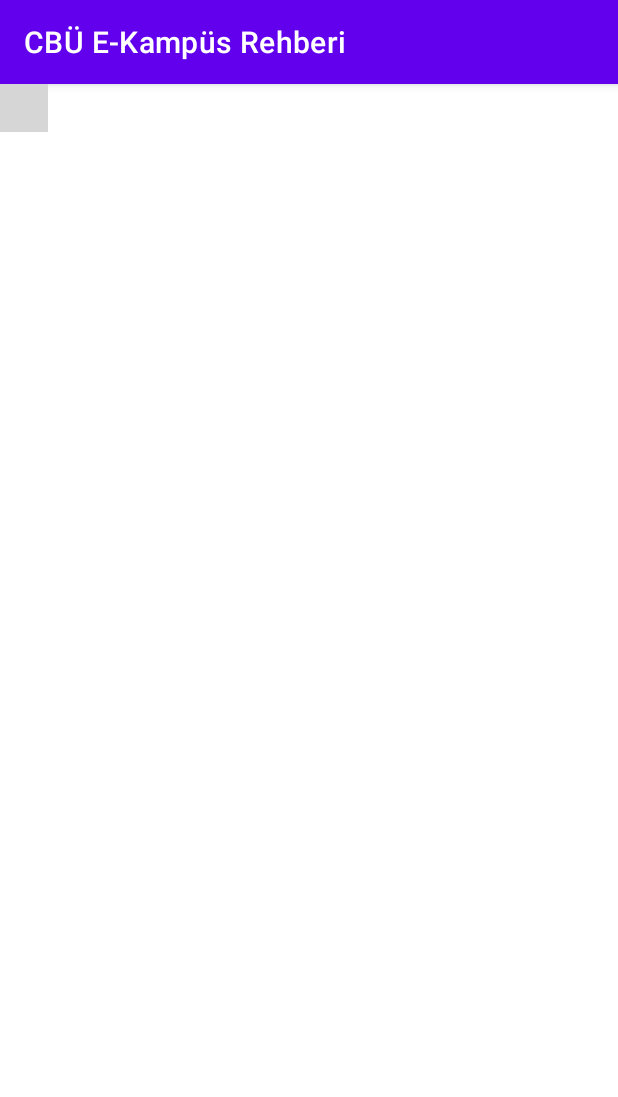
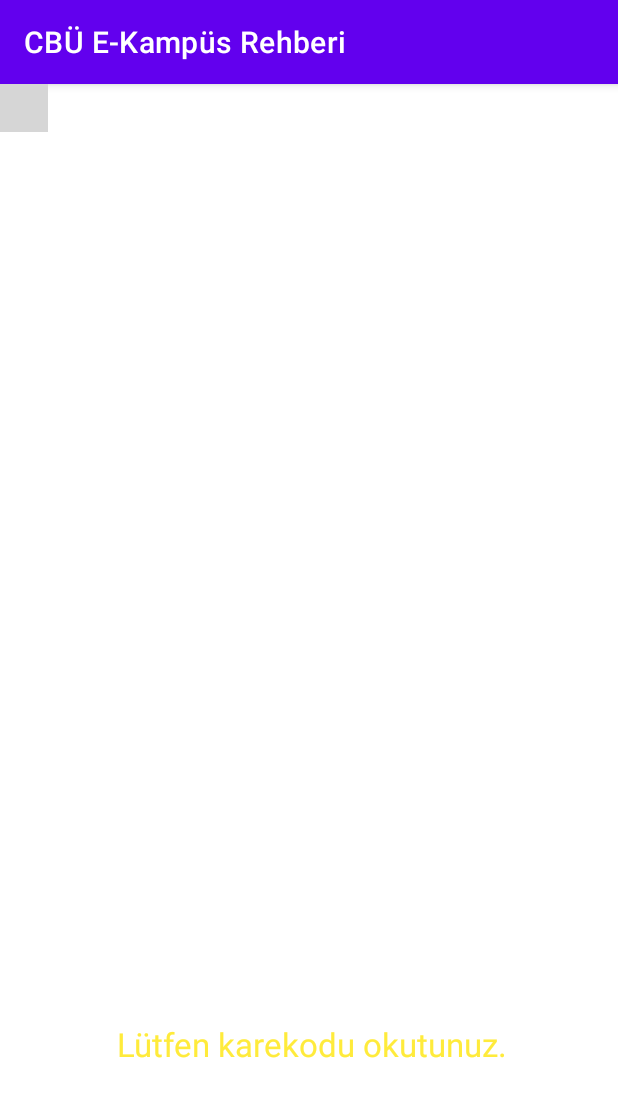
Before and after one commit to Anil3590/cbubitirmeprojesi, an Android app: the screen it shows after launch (ScannerActivity), after a tap on "ŞU ANDA NEREDEYİM?", on a phone screen of 412 x 824 dp. Shown: the top 1097 px of the screen. Run offline under Robolectric (Android 15) with nearby library versions, the phone set to English and light mode, and no system bars; libraries missing offline, so code that uses them is left out: com.budiyev.android; plain views replace CodeScannerView; 4 statements that could not run were skipped; grey boxes are pictures that could not be loaded.

Commit message:
QR kod okuyucusu eklendi.

```diff
--- a/app/src/main/AndroidManifest.xml
+++ b/app/src/main/AndroidManifest.xml
@@ -1,7 +1,7 @@
 <?xml version="1.0" encoding="utf-8"?>
 <manifest xmlns:android="http://schemas.android.com/apk/res/android"
     package="com.example.bitirmeprojesi">
-
+    <uses-permission android:name="android.permission.CAMERA"/>
 
 
     <application
--- a/app/src/main/java/com/example/bitirmeprojesi/MainActivity.java
+++ b/app/src/main/java/com/example/bitirmeprojesi/MainActivity.java
@@ -1,13 +1,25 @@
 package com.example.bitirmeprojesi;
 
 import androidx.appcompat.app.AppCompatActivity;
+import androidx.core.app.ActivityCompat;
+import androidx.core.content.ContextCompat;
 
+import android.Manifest;
 import android.content.Intent;
+import android.content.pm.PackageManager;
 import android.os.Bundle;
 import android.view.View;
 
+import java.util.ArrayList;
+import java.util.List;
+
 public class MainActivity extends AppCompatActivity {
 
+    String[] permissions={
+            Manifest.permission.CAMERA
+
+    };
+    int PERM_CODE = 11;
     @Override
     protected void onCreate(Bundle savedInstanceState) {
         super.onCreate(savedInstanceState);
@@ -23,4 +35,19 @@
         Intent scanner = new Intent(getApplicationContext(),ScannerActivity.class);
         startActivity(scanner);
     }
+
+    private boolean checkpermissions(){
+        List<String> listofpermissions = new ArrayList<>();
+        for (String perm: permissions){
+            if (ContextCompat.checkSelfPermission(getApplicationContext(),perm)!= PackageManager.PERMISSION_GRANTED){
+                listofpermissions.add(perm);
+            }
+        }
+        if (!listofpermissions.isEmpty()){
+            ActivityCompat.requestPermissions(this, listofpermissions.toArray(new String[listofpermissions.size()]),PERM_CODE);
+            return false;
+        }
+        return true;
+    }
+
 }
--- a/app/src/main/java/com/example/bitirmeprojesi/ScannerActivity.java
+++ b/app/src/main/java/com/example/bitirmeprojesi/ScannerActivity.java
@@ -1,14 +1,54 @@
 package com.example.bitirmeprojesi;
 
+import androidx.annotation.NonNull;
 import androidx.appcompat.app.AppCompatActivity;
 
+import android.content.Context;
 import android.os.Bundle;
+import android.widget.TextView;
+
+import com.budiyev.android.codescanner.CodeScanner;
+import com.budiyev.android.codescanner.CodeScannerView;
+import com.budiyev.android.codescanner.DecodeCallback;
+import com.google.zxing.Result;
 
 public class ScannerActivity extends AppCompatActivity {
+
+    TextView txt;
+    CodeScanner codeScanner;
+    CodeScannerView codescannerView;
+    Context context;
 
     @Override
     protected void onCreate(Bundle savedInstanceState) {
         super.onCreate(savedInstanceState);
         setContentView(R.layout.activity_scanner);
+        txt = (TextView) findViewById(R.id.textView6);
+        codescannerView = (CodeScannerView) findViewById(R.id.scanner);
+        codeScanner = new CodeScanner(this,codescannerView);
+
+        codeScanner.setDecodeCallback(new DecodeCallback() {
+            @Override
+            public void onDecoded(@NonNull Result result) {
+                runOnUiThread(new Runnable() {
+                    @Override
+                    public void run() {
+                        txt.setText(result.getText());
+                    }
+                });
+            }
+        });
+
+    }
+
+    @Override
+    protected void onResume() {
+        super.onResume();
+        requestCamera();
+
+    }
+
+    private void requestCamera() {
+        codeScanner.startPreview();
     }
 }
--- a/app/src/main/res/layout/activity_scanner.xml
+++ b/app/src/main/res/layout/activity_scanner.xml
@@ -5,6 +5,7 @@
     android:layout_width="match_parent"
     android:layout_height="match_parent"
     tools:context=".ScannerActivity">
+
     <com.budiyev.android.codescanner.CodeScannerView
         android:id="@+id/scanner"
         android:layout_width="wrap_content"
@@ -22,7 +23,24 @@
         app:layout_constraintStart_toStartOf="parent"
         app:layout_constraintTop_toTopOf="parent"
         app:layout_constraintVertical_bias="0.0"
-        app:maskColor="#77000000"/>
+        app:maskColor="#77000000" />
+
+    <TextView
+        android:id="@+id/textView6"
+        android:layout_width="409dp"
+        android:layout_height="86dp"
+        android:gravity="center_horizontal"
+        android:text="Lütfen karekodu okutunuz."
+        android:textAlignment="center"
+        android:textAppearance="@style/TextAppearance.AppCompat.Large"
+        android:textColor="#FFEB3B"
+        app:layout_constraintBottom_toBottomOf="parent"
+        app:layout_constraintEnd_toEndOf="parent"
+        app:layout_constraintHorizontal_bias="1.0"
+        app:layout_constraintStart_toStartOf="parent"
+        app:layout_constraintTop_toTopOf="parent"
+        app:layout_constraintVertical_bias="0.917"
+        />
 
 
 </androidx.constraintlayout.widget.ConstraintLayout>
```
